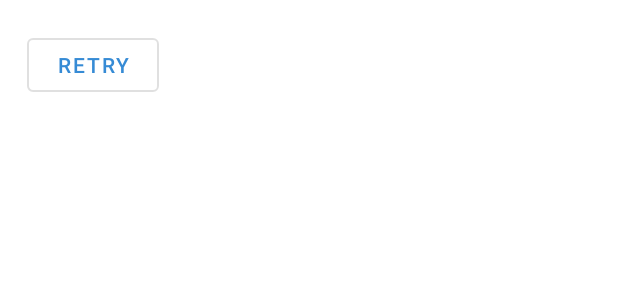
After one commit to gini/gini-pay-business-sdk-android, an Android app: the layout gpb_item_page_error.xml on its own in the app's theme, with its tools: preview values and no code run, on a phone screen of 412 x 824 dp. The commit adds this screen. Shown: the top 300 px of the screen. Run offline under Robolectric (Android 15) with nearby library versions, the phone set to English and light mode, and no system bars.

Commit message:
Add retry to page image loading

```diff
--- /dev/null
+++ b/ginipaybusiness/src/main/res/layout/gpb_item_page_error.xml
@@ -0,0 +1,30 @@
+<?xml version="1.0" encoding="utf-8"?>
+<FrameLayout xmlns:android="http://schemas.android.com/apk/res/android"
+    xmlns:tools="http://schemas.android.com/tools"
+    android:layout_width="wrap_content"
+    android:layout_height="wrap_content">
+
+    <LinearLayout
+        android:layout_width="wrap_content"
+        android:layout_height="wrap_content"
+        android:orientation="vertical"
+        android:layout_gravity="center"
+        tools:ignore="UselessParent">
+
+        <TextView
+            android:id="@+id/page_error_text"
+            style="@style/GiniPay.PageErrorText"
+            android:layout_width="wrap_content"
+            android:layout_height="wrap_content"
+            android:layout_gravity="center"
+            android:text="@string/gpb_error_failed_to_load_image" />
+
+        <Button
+            android:id="@+id/page_error_retry"
+            android:layout_gravity="center_horizontal"
+            style="@style/GiniPay.PageErrorRetry"
+            android:layout_width="wrap_content"
+            android:layout_height="wrap_content"
+            android:text="@string/gpb_snackbar_retry" />
+    </LinearLayout>
+</FrameLayout>
--- a/ginipaybusiness/src/main/res/layout/gpb_item_page_horizontal.xml
+++ b/ginipaybusiness/src/main/res/layout/gpb_item_page_horizontal.xml
@@ -19,11 +19,10 @@
         android:layout_height="wrap_content"
         android:layout_gravity="center" />
 
-    <!-- TODO -->
-    <TextView
+    <include
         android:id="@+id/error"
+        layout="@layout/gpb_item_page_error"
         android:visibility="gone"
-        android:text="@string/gpb_error_failed_to_load_image"
         android:layout_gravity="center"
         android:layout_width="wrap_content"
         android:layout_height="wrap_content"/>
--- a/ginipaybusiness/src/main/res/values/styles.xml
+++ b/ginipaybusiness/src/main/res/values/styles.xml
@@ -53,6 +53,13 @@
 
     <style name="GiniPay.PageIndicatorStyle" parent="Root.GiniPay.PageIndicatorStyle" />
 
+    <style name="Root.GiniPay.PageErrorText">
+        <item name="android:textColor">@color/white</item>
+    </style>
+
+    <style name="GiniPay.PageErrorText" parent="Root.GiniPay.PageErrorText" />
+    <style name="GiniPay.PageErrorRetry" parent="Widget.MaterialComponents.Button.OutlinedButton" />
+
     <style name="Root.GiniPay.PaymentDetailsCard">
         <item name="android:layout_width">0dp</item>
         <item name="android:layout_height">wrap_content</item>
```
Also changed, not shown: ginipaybusiness/src/main/java/net/gini/pay/ginipaybusiness/review/pager/DocumentPageAdapter.kt (+12 -4 lines), ginipaybusiness/src/main/res/layout/gpb_item_page_vertical.xml (+5 -6 lines).
